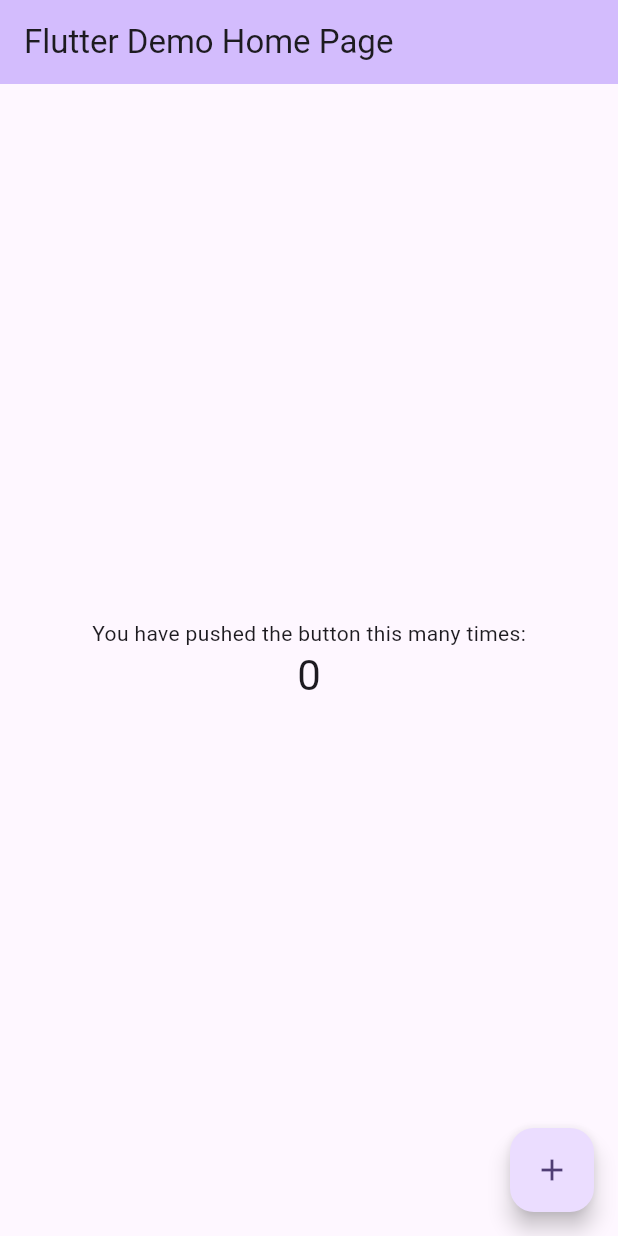
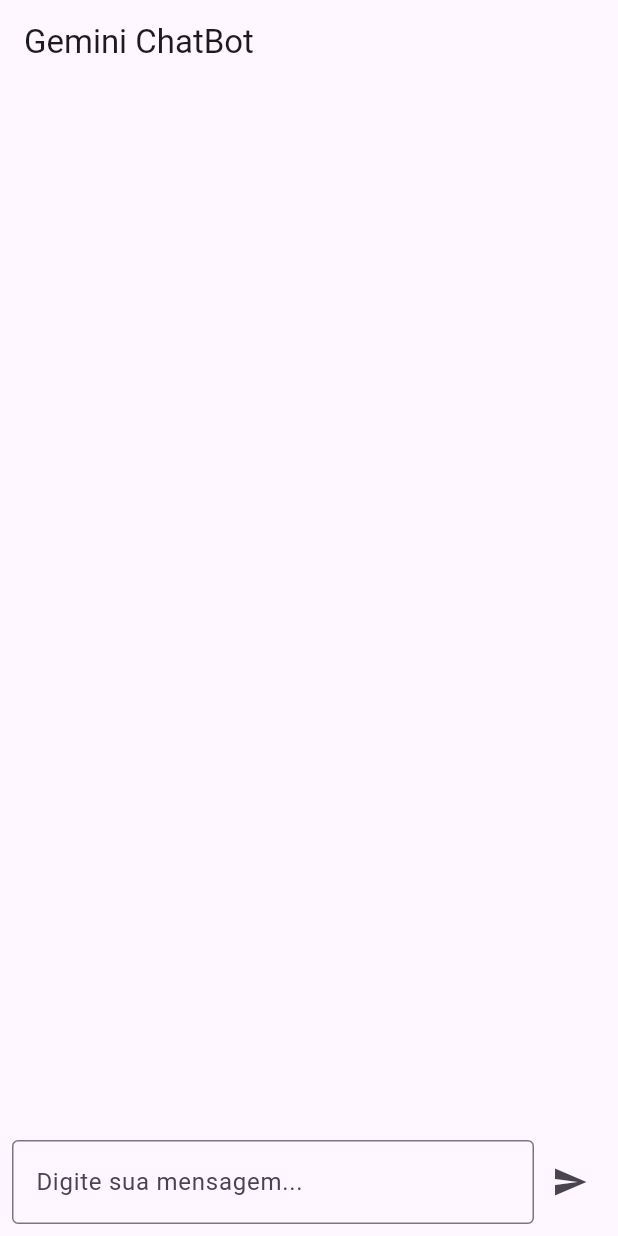
Before and after one commit to phisac12/flutter_ai_learn, a Flutter app: the screen it shows after launch, on a phone screen of 412 x 824 dp. Run offline on Flutter 3.47's test engine with Material 3 defaults, Android fonts, the phone set to English and light mode, and no system bars; our stand-ins replace flutter_dotenv, flutter_markdown, google_generative_ai.

Commit message:
feat: implement archteture and chatbot using gemini ai

```diff
--- /dev/null
+++ b/lib/constants/constants.dart
@@ -0,0 +1,3 @@
+class Constants {
+  static const aiModel = 'gemini-2.5-flash';
+}
--- a/lib/main.dart
+++ b/lib/main.dart
@@ -1,6 +1,13 @@
 import 'package:flutter/material.dart';
+import 'package:flutter_ai_learn/presentation/chat_screen.dart';
+import 'package:flutter_ai_learn/repository/chat_repository.dart';
+import 'package:flutter_ai_learn/viewmodel/chat_viewmodel.dart';
 
-void main() {
+import 'package:flutter_dotenv/flutter_dotenv.dart';
+import 'package:provider/provider.dart';
+
+Future<void> main() async {
+  await dotenv.load(fileName: ".env");
   runApp(const MyApp());
 }
 
@@ -10,113 +17,13 @@ class MyApp extends StatelessWidget {
   // This widget is the root of your application.
   @override
   Widget build(BuildContext context) {
-    return MaterialApp(
-      title: 'Flutter Demo',
-      theme: ThemeData(
-        // This is the theme of your application.
-        //
-        // TRY THIS: Try running your application with "flutter run". You'll see
-        // the application has a purple toolbar. Then, without quitting the app,
-        // try changing the seedColor in the colorScheme below to Colors.green
-        // and then invoke "hot reload" (save your changes or press the "hot
-        // reload" button in a Flutter-supported IDE, or press "r" if you used
-        // the command line to start the app).
-        //
-        // Notice that the counter didn't reset back to zero; the application
-        // state is not lost during the reload. To reset the state, use hot
-        // restart instead.
-        //
-        // This works for code too, not just values: Most code changes can be
-        // tested with just a hot reload.
-        colorScheme: .fromSeed(seedColor: Colors.deepPurple),
-      ),
-      home: const MyHomePage(title: 'Flutter Demo Home Page'),
+    return ChangeNotifierProvider(
+      create: (_) => ChatViewModel(ChatRepository()),
+      child:  MaterialApp(
+      title: 'Gemini Chat',
+      theme: ThemeData(colorScheme: .fromSeed(seedColor: Colors.deepPurple)),
+      home: const ChatScreen(),
+    )
     );
   }
 }
-
-class MyHomePage extends StatefulWidget {
-  const MyHomePage({super.key, required this.title});
-
-  // This widget is the home page of your application. It is stateful, meaning
-  // that it has a State object (defined below) that contains fields that affect
-  // how it looks.
-
-  // This class is the configuration for the state. It holds the values (in this
-  // case the title) provided by the parent (in this case the App widget) and
-  // used by the build method of the State. Fields in a Widget subclass are
-  // always marked "final".
-
-  final String title;
-
-  @override
-  State<MyHomePage> createState() => _MyHomePageState();
-}
-
-class _MyHomePageState extends State<MyHomePage> {
-  int _counter = 0;
-
-  void _incrementCounter() {
-    setState(() {
-      // This call to setState tells the Flutter framework that something has
-      // changed in this State, which causes it to rerun the build method below
-      // so that the display can reflect the updated values. If we changed
-      // _counter without calling setState(), then the build method would not be
-      // called again, and so nothing would appear to happen.
-      _counter++;
-    });
-  }
-
-  @override
-  Widget build(BuildContext context) {
-    // This method is rerun every time setState is called, for instance as done
-    // by the _incrementCounter method above.
-    //
-    // The Flutter framework has been optimized to make rerunning build methods
-    // fast, so that you can just rebuild anything that needs updating rather
-    // than having to individually change instances of widgets.
-    return Scaffold(
-      appBar: AppBar(
-        // TRY THIS: Try changing the color here to a specific color (to
-        // Colors.amber, perhaps?) and trigger a hot reload to see the AppBar
-        // change color while the other colors stay the same.
-        backgroundColor: Theme.of(context).colorScheme.inversePrimary,
-        // Here we take the value from the MyHomePage object that was created by
-        // the App.build method, and use it to set our appbar title.
-        title: Text(widget.title),
-      ),
-      body: Center(
-        // Center is a layout widget. It takes a single child and positions it
-        // in the middle of the parent.
-        child: Column(
-          // Column is also a layout widget. It takes a list of children and
-          // arranges them vertically. By default, it sizes itself to fit its
-          // children horizontally, and tries to be as tall as its parent.
-          //
-          // Column has various properties to control how it sizes itself and
-          // how it positions its children. Here we use mainAxisAlignment to
-          // center the children vertically; the main axis here is the vertical
-          // axis because Columns are vertical (the cross axis would be
-          // horizontal).
-          //
-          // TRY THIS: Invoke "debug painting" (choose the "Toggle Debug Paint"
-          // action in the IDE, or press "p" in the console), to see the
-          // wireframe for each widget.
-          mainAxisAlignment: .center,
-          children: [
-            const Text('You have pushed the button this many times:'),
-            Text(
-              '$_counter',
-              style: Theme.of(context).textTheme.headlineMedium,
-            ),
-          ],
-        ),
-      ),
-      floatingActionButton: FloatingActionButton(
-        onPressed: _incrementCounter,
-        tooltip: 'Increment',
-        child: const Icon(Icons.add),
-      ),
-    );
-  }
-}
--- /dev/null
+++ b/lib/model/chat_message_model.dart
@@ -0,0 +1,6 @@
+class ChatMessageModel {
+  final String message;
+  final bool isUser;
+
+  ChatMessageModel({required this.message, required this.isUser});
+}
--- /dev/null
+++ b/lib/presentation/chat_screen.dart
@@ -0,0 +1,96 @@
+// chat_screen.dart
+import 'package:flutter/material.dart';
+import 'package:flutter_ai_learn/repository/chat_repository.dart';
+import 'package:flutter_ai_learn/viewmodel/chat_viewmodel.dart';
+import 'package:flutter_markdown/flutter_markdown.dart'; // Importante para formatar
+import 'package:provider/provider.dart'; // Assumindo que você usa provider
+
+
+// Configuração simples do Provider na raiz (pode ser no main.dart)
+class ChatPageWrapper extends StatelessWidget {
+  @override
+  Widget build(BuildContext context) {
+    return ChangeNotifierProvider(
+      create: (_) => ChatViewModel(ChatRepository()),
+      child: const ChatScreen(),
+    );
+  }
+}
+
+class ChatScreen extends StatefulWidget {
+  const ChatScreen({super.key});
+
+  @override
+  State<ChatScreen> createState() => _ChatScreenState();
+}
+
+class _ChatScreenState extends State<ChatScreen> {
+  final TextEditingController _controller = TextEditingController();
+
+  @override
+  Widget build(BuildContext context) {
+    // Acessa o ViewModel
+    final viewModel = context.watch<ChatViewModel>();
+
+    return Scaffold(
+      appBar: AppBar(title: const Text("Gemini ChatBot")),
+      body: Column(
+        children: [
+          // Área da Lista de Mensagens
+          Expanded(
+            child: ListView.builder(
+              itemCount: viewModel.messages.length,
+              itemBuilder: (context, index) {
+                final msg = viewModel.messages[index];
+                return Align(
+                  alignment: msg.isUser ? Alignment.centerRight : Alignment.centerLeft,
+                  child: Container(
+                    margin: const EdgeInsets.symmetric(vertical: 5, horizontal: 10),
+                    padding: const EdgeInsets.all(12),
+                    decoration: BoxDecoration(
+                      color: msg.isUser ? Colors.blueAccent : Colors.grey[300],
+                      borderRadius: BorderRadius.circular(15),
+                    ),
+                    // Limita a largura do balão para não ocupar a tela toda
+                    constraints: BoxConstraints(maxWidth: MediaQuery.of(context).size.width * 0.75),
+                    child: msg.isUser
+                        ? Text(msg.message, style: const TextStyle(color: Colors.white))
+                        // Se for o robô, usa Markdown para renderizar bonito
+                        : MarkdownBody(data: msg.message),
+                  ),
+                );
+              },
+            ),
+          ),
+
+          // Área de Input
+          if (viewModel.isLoading) const LinearProgressIndicator(),
+          Padding(
+            padding: const EdgeInsets.all(8.0),
+            child: Row(
+              children: [
+                Expanded(
+                  child: TextField(
+                    controller: _controller,
+                    decoration: const InputDecoration(
+                      hintText: "Digite sua mensagem...",
+                      border: OutlineInputBorder(),
+                    ),
+                    onSubmitted: (_) => {
+                      viewModel.sendMessage(_controller.text),
+                      _controller.clear(),
+                    },
+                  ),
+                ),
+                IconButton(
+                  icon: const Icon(Icons.send),
+                  onPressed: () => viewModel.sendMessage(_controller.text),
+                ),
+              ],
+            ),
+          ),
+        ],
+      ),
+    );
+  }
+}
--- /dev/null
+++ b/lib/repository/chat_repository.dart
@@ -0,0 +1,26 @@
+
+import 'package:flutter_ai_learn/constants/constants.dart';
+import 'package:flutter_dotenv/flutter_dotenv.dart';
+import 'package:google_generative_ai/google_generative_ai.dart';
+
+class ChatRepository {
+  late final GenerativeModel _model;
+  late final ChatSession _chatSession;
+
+  ChatRepository() {
+    _model = GenerativeModel(
+      model: Constants.aiModel,
+      apiKey: dotenv.env['GEMINI_API_KEY']!,
+    );
+    _chatSession = _model.startChat();
+  }
+
+  Future<String> sendMessage(String message) async {
+    try {
+      final response = await _chatSession.sendMessage(Content.text(message));
+      return response.text ?? "Sem resposta.";
+    } catch (e) {
+      return "Erro: ${e.toString()}";
+    }
+  }
+}
--- /dev/null
+++ b/lib/viewmodel/chat_viewmodel.dart
@@ -0,0 +1,33 @@
+import 'package:flutter/material.dart';
+import 'package:flutter_ai_learn/constants/constants.dart';
+import 'package:flutter_ai_learn/model/chat_message_model.dart';
+import 'package:flutter_ai_learn/repository/chat_repository.dart';
+
+
+class ChatViewModel extends ChangeNotifier {
+  late final ChatRepository _chatRepository;
+
+  final List<ChatMessageModel> _messages = [];
+  List<ChatMessageModel> get messages => _messages;
+
+  bool _isLoading = false;
+  bool get isLoading => _isLoading;
+
+  ChatViewModel(this._chatRepository);
+
+  Future<void> sendMessage(String message) async {
+    if(message.trim().isEmpty) return;
+
+    _messages.add(ChatMessageModel(message: message, isUser: true));
+    _isLoading = true;
+    notifyListeners();
+
+    final responseText = await _chatRepository.sendMessage(message);
+
+    _messages.add(ChatMessageModel(message: responseText, isUser: false));
+    _isLoading = false;
+    notifyListeners();
+
+  }
+
+}
```
Also changed, not shown: pubspec.yaml (+6 -2 lines), pubspec.lock, 1 other file.
